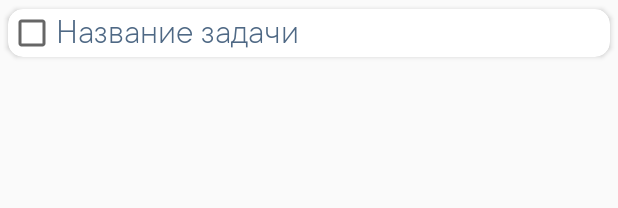
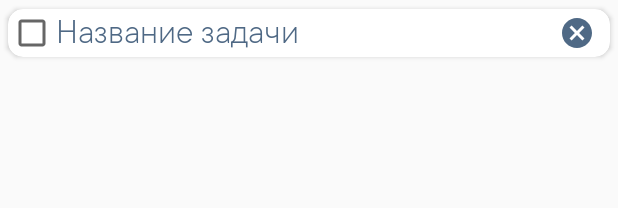
Before and after one commit to ANOMARI4/MyKvantorium, an Android app: the layout task_row.xml on its own in the app's theme, with its tools: preview values and no code run, on a phone screen of 412 x 824 dp. Shown: the top 208 px of the screen. Run offline under Robolectric (Android 15) with nearby library versions, the phone set to English and light mode, and no system bars.

```diff
--- /dev/null
+++ b/app/src/main/res/drawable/ic_cancel.xml
@@ -0,0 +1,9 @@
+<vector xmlns:android="http://schemas.android.com/apk/res/android"
+    android:width="24dp"
+    android:height="24dp"
+    android:viewportWidth="24"
+    android:viewportHeight="24">
+  <path
+      android:fillColor="@color/colorPrimaryDark"
+      android:pathData="M12,2C6.47,2 2,6.47 2,12s4.47,10 10,10 10,-4.47 10,-10S17.53,2 12,2zM17,15.59L15.59,17 12,13.41 8.41,17 7,15.59 10.59,12 7,8.41 8.41,7 12,10.59 15.59,7 17,8.41 13.41,12 17,15.59z"/>
+</vector>
--- a/app/src/main/res/layout/task_row.xml
+++ b/app/src/main/res/layout/task_row.xml
@@ -22,10 +22,28 @@
             android:layout_width="match_parent"
             android:layout_height="wrap_content"
             android:layout_gravity="center"
+            android:layout_marginRight="50dp"
             android:fontFamily="@font/ttcommonslight"
             android:text="Название задачи"
             android:textColor="@color/colorPrimaryDark"
             android:textSize="24sp" />
 
     </LinearLayout>
+
+    <FrameLayout
+        android:layout_width="match_parent"
+        android:layout_height="match_parent">
+
+        <ImageButton
+            android:id="@+id/taskDeleteButton"
+            android:layout_width="wrap_content"
+            android:layout_height="wrap_content"
+            android:layout_gravity="right|center"
+            android:layout_marginRight="10dp"
+            android:adjustViewBounds="false"
+            android:background="#00000000"
+            android:scaleType="centerCrop"
+            android:src="@drawable/ic_cancel" />
+
+    </FrameLayout>
 </androidx.cardview.widget.CardView>
```
Also changed, not shown: app/src/main/java/com/mykvantorium/ui/task/TaskFragment.java (+87 -16 lines), app/src/main/java/com/mykvantorium/ui/task/TaskViewHolder.java (+7 -4 lines).
